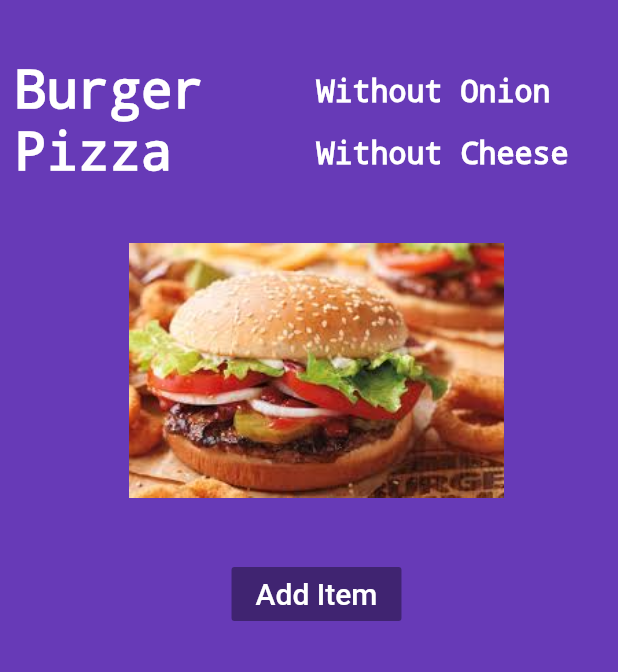
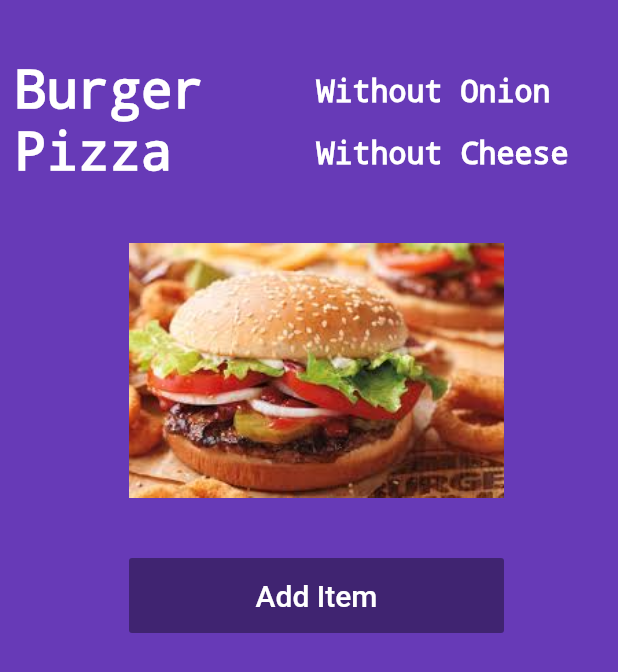
Before and after one commit to vikasmain/food_app_flutter, a Flutter app: the screen it shows after launch, on a phone screen of 412 x 824 dp. Shown: the top 672 px of the screen. Run offline on Flutter 3.47's test engine with Material 2 defaults, Android fonts, the phone set to English and light mode, and no system bars.

Commit message:
Add elevation, width, height to the button

```diff
--- a/lib/app_screens/main_screen.dart
+++ b/lib/app_screens/main_screen.dart
@@ -80,8 +80,12 @@ class AddButton extends StatelessWidget {
   @override
   Widget build(BuildContext context) {
     return Container(
+      width: 250.0,
+      height: 50.0,
       child: RaisedButton(
           color: Colors.black,
+          elevation: 10.0,
+
           child: Text("Add Item",
               style: TextStyle(color: Colors.white, fontSize: 20.0)),
           onPressed: null),
```
